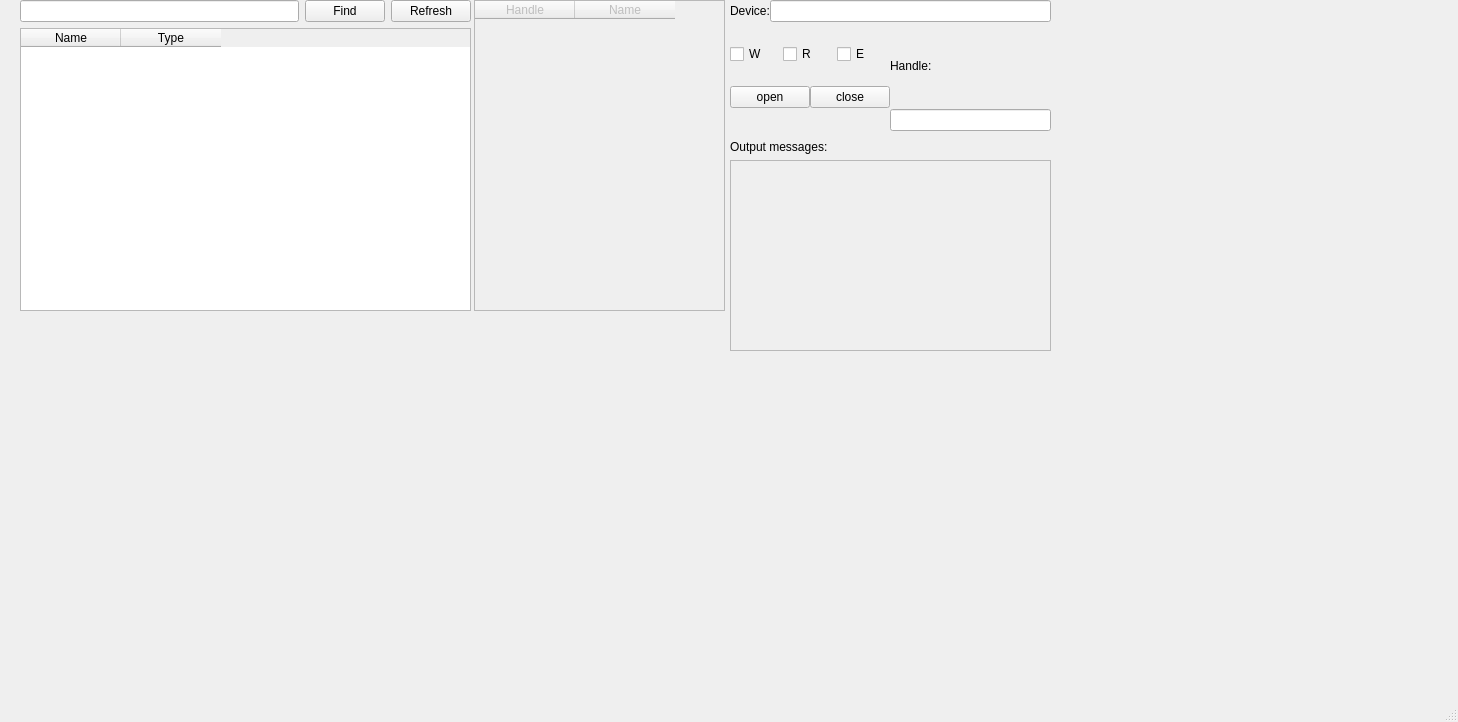
Qt form ioctl_helper/mainwindow.ui (RomanRybachek/ioctl_helper) before a commit.
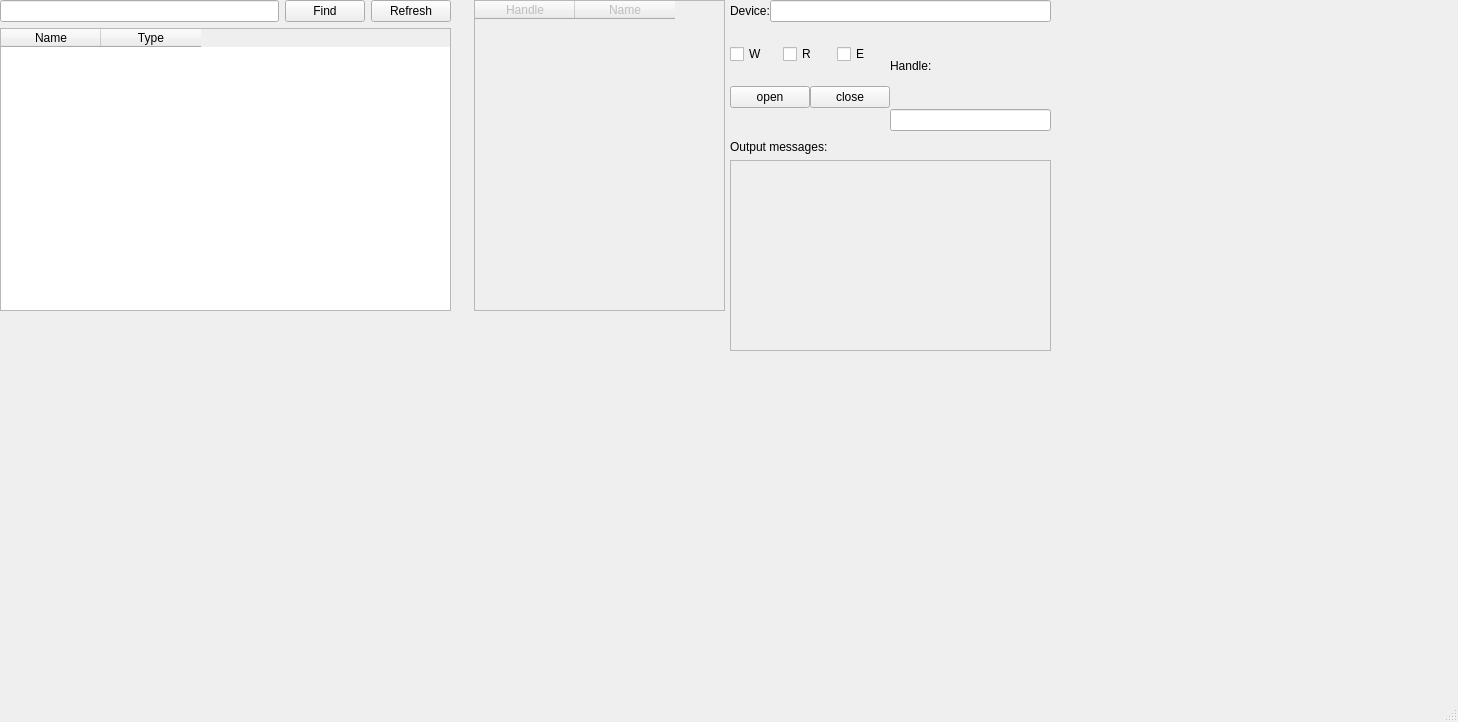
The same form after that commit.

Commit message: learned how to use qhexedit

Diff of the .ui file:
```diff
--- a/ioctl_helper/mainwindow.ui
+++ b/ioctl_helper/mainwindow.ui
@@ -20,7 +20,7 @@
    <widget class="QWidget" name="verticalLayoutWidget">
     <property name="geometry">
      <rect>
-      <x>20</x>
+      <x>0</x>
       <y>0</y>
       <width>451</width>
       <height>311</height>
```
The commit also changes 2 other files.
